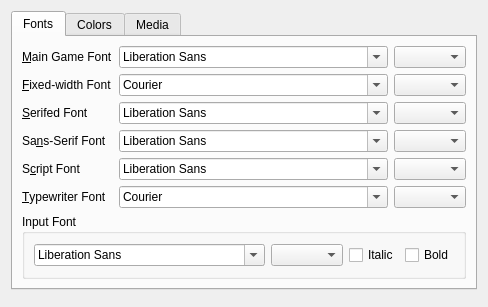
This is src/qtadsconfdialog.ui in realnc/qtads as Qt 5 draws it before an edit. The edited form follows.
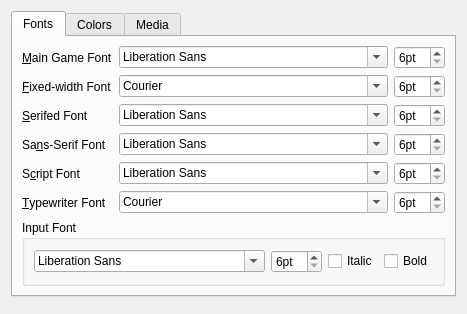
This is the edited form.

Commit message: Use spin boxes instead of combo boxes to configure font sizes

Patch:
```diff
--- a/src/qtadsconfdialog.ui
+++ b/src/qtadsconfdialog.ui
@@ -44,7 +44,17 @@
             </widget>
            </item>
            <item>
-            <widget class="QComboBox" name="mainFontSizeComboBox"/>
+            <widget class="QSpinBox" name="mainFontSizeSpinBox">
+             <property name="suffix">
+              <string notr="true">pt</string>
+             </property>
+             <property name="minimum">
+              <number>6</number>
+             </property>
+             <property name="maximum">
+              <number>72</number>
+             </property>
+            </widget>
            </item>
           </layout>
          </item>
@@ -74,7 +84,17 @@
             </widget>
            </item>
            <item>
-            <widget class="QComboBox" name="fixedFontSizeComboBox"/>
+            <widget class="QSpinBox" name="fixedFontSizeSpinBox">
+             <property name="suffix">
+              <string notr="true">pt</string>
+             </property>
+             <property name="minimum">
+              <number>6</number>
+             </property>
+             <property name="maximum">
+              <number>72</number>
+             </property>
+            </widget>
            </item>
           </layout>
          </item>
@@ -101,7 +121,17 @@
             </widget>
            </item>
            <item>
-            <widget class="QComboBox" name="serifFontSizeComboBox"/>
+            <widget class="QSpinBox" name="serifFontSizeSpinBox">
+             <property name="suffix">
+              <string notr="true">pt</string>
+             </property>
+             <property name="minimum">
+              <number>6</number>
+             </property>
+             <property name="maximum">
+              <number>72</number>
+             </property>
+            </widget>
            </item>
           </layout>
          </item>
@@ -128,7 +158,17 @@
             </widget>
            </item>
            <item>
-            <widget class="QComboBox" name="sansFontSizeComboBox"/>
+            <widget class="QSpinBox" name="sansFontSizeSpinBox">
+             <property name="suffix">
+              <string notr="true">pt</string>
+             </property>
+             <property name="minimum">
+              <number>6</number>
+             </property>
+             <property name="maximum">
+              <number>72</number>
+             </property>
+            </widget>
            </item>
           </layout>
          </item>
@@ -155,7 +195,17 @@
             </widget>
            </item>
            <item>
-            <widget class="QComboBox" name="scriptFontSizeComboBox"/>
+            <widget class="QSpinBox" name="scriptFontSizeSpinBox">
+             <property name="suffix">
+              <string notr="true">pt</string>
+             </property>
+             <property name="minimum">
+              <number>6</number>
+             </property>
+             <property name="maximum">
+              <number>72</number>
+             </property>
+            </widget>
            </item>
           </layout>
          </item>
@@ -185,7 +235,17 @@
             </widget>
            </item>
            <item>
-            <widget class="QComboBox" name="writerFontSizeComboBox"/>
+            <widget class="QSpinBox" name="writerFontSizeSpinBox">
+             <property name="suffix">
+              <string notr="true">pt</string>
+             </property>
+             <property name="minimum">
+              <number>6</number>
+             </property>
+             <property name="maximum">
+              <number>72</number>
+             </property>
+            </widget>
            </item>
           </layout>
          </item>
@@ -210,7 +270,17 @@
              </widget>
             </item>
             <item>
-             <widget class="QComboBox" name="inputFontSizeComboBox"/>
+             <widget class="QSpinBox" name="inputFontSizeSpinBox">
+              <property name="suffix">
+               <string notr="true">pt</string>
+              </property>
+              <property name="minimum">
+               <number>6</number>
+              </property>
+              <property name="maximum">
+               <number>72</number>
+              </property>
+             </widget>
             </item>
            </layout>
           </item>
```
Left out of the diff: 8 changed lines with no effect on the pictures. The commit also changes 1 other file.
